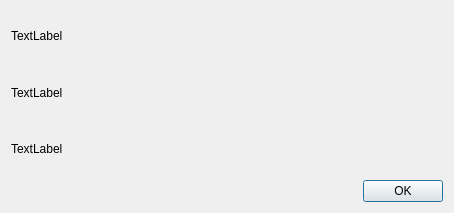
Qt form about.ui (RicoP/emdGLViewer) before a commit.
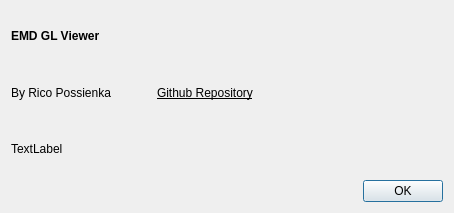
The same form after that commit. Icons and pictures are not drawn.

```diff
--- a/about.ui
+++ b/about.ui
@@ -24,17 +24,55 @@
       <layout class="QVBoxLayout" name="verticalLayout_3">
        <item>
         <widget class="QLabel" name="label">
+         <property name="font">
+          <font>
+           <weight>75</weight>
+           <bold>true</bold>
+          </font>
+         </property>
          <property name="text">
-          <string>TextLabel</string>
+          <string>EMD GL Viewer</string>
          </property>
         </widget>
        </item>
        <item>
-        <widget class="QLabel" name="label_3">
-         <property name="text">
-          <string>TextLabel</string>
-         </property>
-        </widget>
+        <layout class="QHBoxLayout" name="horizontalLayout">
+         <item>
+          <widget class="QLabel" name="label_3">
+           <property name="text">
+            <string>By Rico Possienka</string>
+           </property>
+          </widget>
+         </item>
+         <item>
+          <widget class="QLabel" name="lblGitLink">
+           <property name="font">
+            <font>
+             <underline>true</underline>
+            </font>
+           </property>
+           <property name="cursor">
+            <cursorShape>PointingHandCursor</cursorShape>
+           </property>
+           <property name="text">
+            <string>Github Repository</string>
+           </property>
+           <property name="openExternalLinks">
+            <bool>true</bool>
+           </property>
+           <property name="textInteractionFlags">
+            <set>Qt::LinksAccessibleByMouse</set>
+           </property>
+          </widget>
+         </item>
+         <item>
+          <widget class="QLabel" name="label_5">
+           <property name="text">
+            <string> </string>
+           </property>
+          </widget>
+         </item>
+        </layout>
        </item>
        <item>
         <widget class="QLabel" name="label_2">
```
